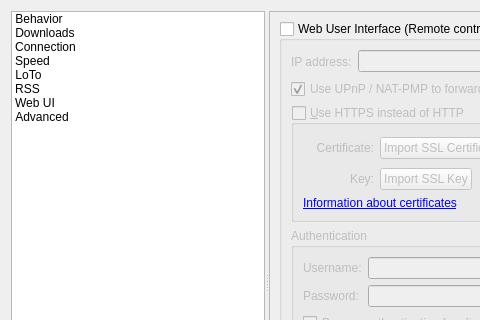
Old version of the form qBittorrent-4_1_x/src/gui/optionsdialog.ui in the repository somnathbghule/qt; both pictures show x 0 to 480 and y 0 to 320 of the 779 by 591 pixel window.
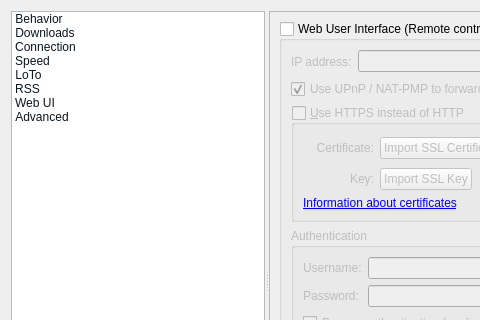
New version of the form. The open tabs and pages were chosen to show the change. Custom widgets are drawn as their Qt base class.

```diff
--- a/qBittorrent-4_1_x/src/gui/optionsdialog.ui
+++ b/qBittorrent-4_1_x/src/gui/optionsdialog.ui
@@ -26,6 +26,9 @@
       <property name="layoutDirection">
        <enum>Qt::LeftToRight</enum>
       </property>
+      <property name="styleSheet">
+       <string notr="true">color: rgb(12, 20, 31);</string>
+      </property>
       <property name="horizontalScrollBarPolicy">
        <enum>Qt::ScrollBarAlwaysOff</enum>
       </property>
```
Left out of the diff: 4 changed lines with no effect on the pictures.
